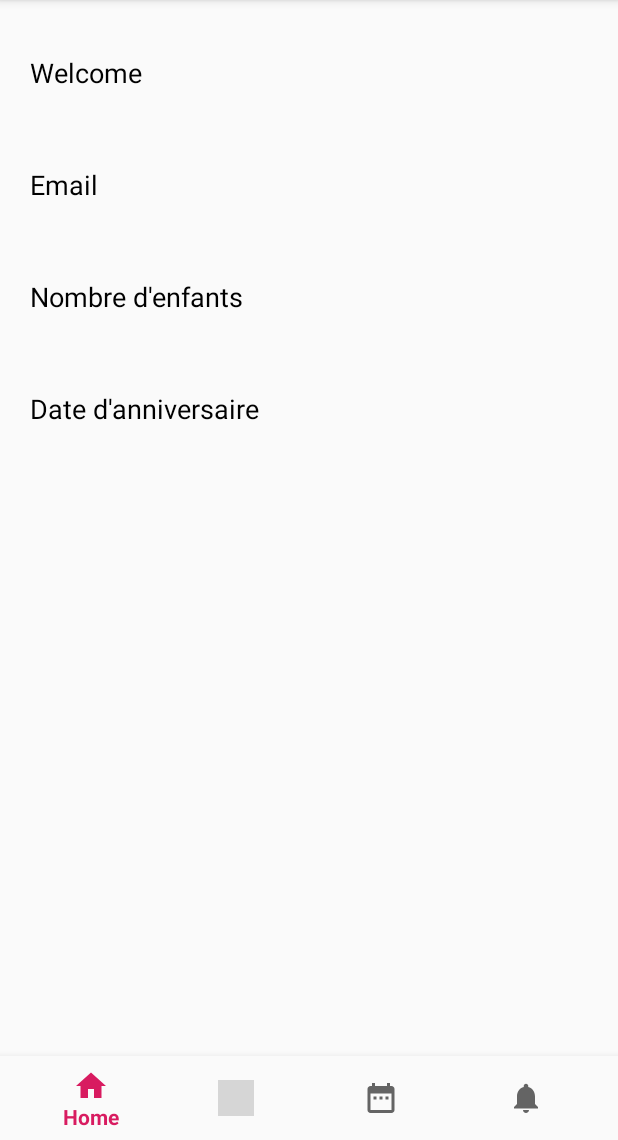
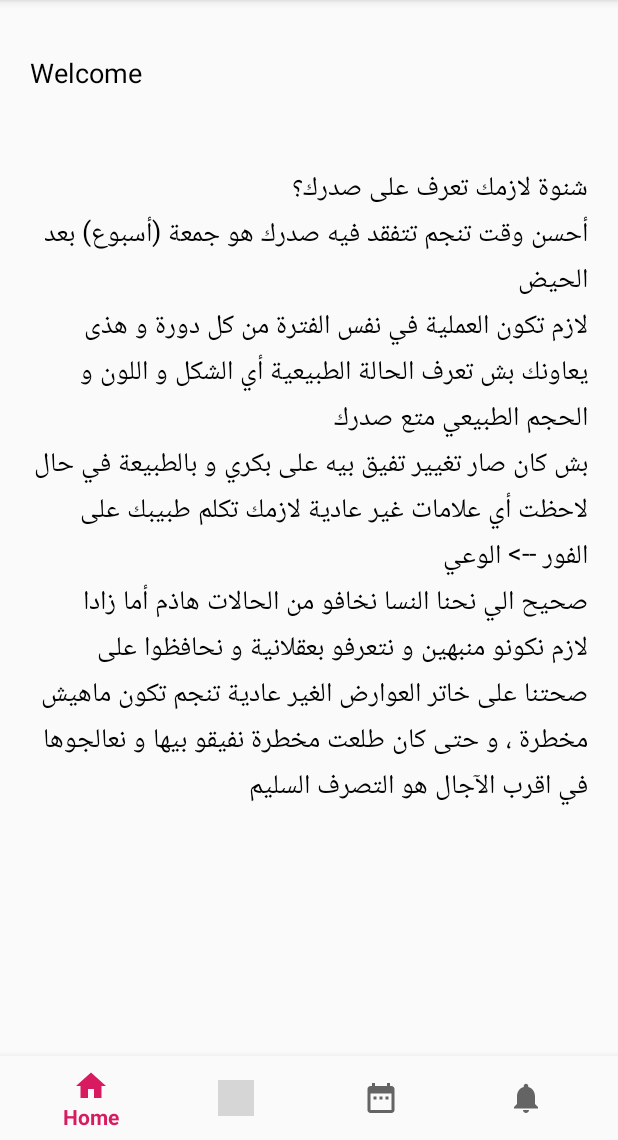
Before and after one commit to sana-haouala/zoozfmt, an Android app: the ClientProfileActivity screen opened directly, with no data from a screen before it, on a phone screen of 412 x 824 dp, the part 96-1236 px from its top. Run offline under Robolectric (Android 15) with nearby library versions, the phone set to English and light mode, and no system bars; our stand-ins replace Firebase (no records; nobody signed in at launch, a user with empty details on screens opened directly); libraries missing offline, so code that uses them is left out: com.facebook, com.facebook.login; grey boxes are pictures that could not be loaded.

Commit message:
Add zooz project

```diff
--- a/app/src/main/java/tn/rnu/fmt/zoozfmt/Client/ClientPeriodActivity.java
+++ b/app/src/main/java/tn/rnu/fmt/zoozfmt/Client/ClientPeriodActivity.java
@@ -82,6 +82,7 @@ public class ClientPeriodActivity extends AppCompatActivity {
         compactCalendar.setListener(new CompactCalendarView.CompactCalendarViewListener() {
             @Override
             public void onDayClick(Date dateClicked) {
+
                 if ((ContextCompat.checkSelfPermission(ClientPeriodActivity.this,
                         Manifest.permission.READ_CALENDAR) == PackageManager.PERMISSION_GRANTED)
                         &&
--- a/app/src/main/java/tn/rnu/fmt/zoozfmt/Client/ClientPeriodDetailsActivity.java
+++ b/app/src/main/java/tn/rnu/fmt/zoozfmt/Client/ClientPeriodDetailsActivity.java
@@ -62,11 +62,11 @@ public class ClientPeriodDetailsActivity extends AppCompatActivity {
         DatabaseReference mLengthCy = mChildRef.child("Length Cycle");
         String num2 = cycleLength.getNumber();
         mLengthCy.setValue(num2);
-        mProgressDialog.dismiss();
         Intent intent = new Intent(this,ClientPeriodActivity.class);
         intent.putExtra("key",key);
         intent.putExtra("periodLength",Integer.parseInt(num1));
         intent.putExtra("cycleLength",Integer.parseInt(num2));
         startActivity(intent);
+        mProgressDialog.dismiss();
     }
 }
--- a/app/src/main/java/tn/rnu/fmt/zoozfmt/Client/ClientProfileActivity.java
+++ b/app/src/main/java/tn/rnu/fmt/zoozfmt/Client/ClientProfileActivity.java
@@ -69,11 +69,11 @@ public class ClientProfileActivity extends AppCompatActivity {
 
         key = intent.getStringExtra("key");
 
-        /*eName.setText(getString(R.string.description_title));
-        eEmail.setText(getString(R.string.first_tip));
-        eBirthday.setText(getString(R.string.second_tip));
-        ePhone.setText(getString(R.string.third_tip));
-        eNbChildren.setText(getString(R.string.conclusion));*/
+        eEmail.setText("شنوة لازمك تعرف على صدرك؟"+"\n"+
+        "أحسن وقت تنجم تتفقد فيه صدرك هو جمعة (أسبوع) بعد الحيض"+"\n"+
+        "لازم تكون العملية في نفس الفترة من كل دورة و هذى يعاونك بش تعرف الحالة الطبيعية أي الشكل و اللون و الحجم الطبيعي متع صدرك"+"\n"+
+        "بش كان صار تغيير تفيق بيه على بكري و بالطبيعة في حال لاحظت أي علامات غير عادية لازمك تكلم طبيبك على الفور --> الوعي"+"\n"+
+        "صحيح الي نحنا النسا نخافو من الحالات هاذم أما زادا لازم نكونو منبهين و نتعرفو بعقلانية و نحافظوا على صحتنا على خاتر العوارض الغير عادية تنجم تكون ماهيش مخطرة ، و حتى كان طلعت مخطرة نفيقو بيها و نعالجوها في اقرب الآجال هو التصرف السليم");
     }
 
     @Override
@@ -100,6 +100,4 @@ public class ClientProfileActivity extends AppCompatActivity {
 
         return super.onOptionsItemSelected(item);
     }
-
-
 }
--- a/app/src/main/res/layout/activity_client_profile.xml
+++ b/app/src/main/res/layout/activity_client_profile.xml
@@ -49,7 +49,6 @@
                 android:layout_width="wrap_content"
                 android:layout_height="wrap_content"
                 android:textAppearance="?android:attr/textAppearanceMedium"
-                android:text="Email"
                 android:id="@+id/account_email"
                 android:layout_below="@+id/account_login"
                 android:textColor="#000"
@@ -59,7 +58,6 @@
                 android:layout_width="wrap_content"
                 android:layout_height="wrap_content"
                 android:textAppearance="?android:attr/textAppearanceMedium"
-                android:text="Nombre d'enfants"
                 android:id="@+id/account_nbchildren"
                 android:layout_below="@+id/account_email"
                 android:textColor="#000"
@@ -69,7 +67,6 @@
                 android:layout_width="wrap_content"
                 android:layout_height="wrap_content"
                 android:textAppearance="?android:attr/textAppearanceMedium"
-                android:text="Date d'anniversaire"
                 android:id="@+id/account_birthday"
                 android:layout_below="@+id/account_nbchildren"
                 android:textColor="#000"
```
Also changed, not shown: app/src/main/java/tn/rnu/fmt/zoozfmt/Admin/AdminProfileActivity.java (+0 -7 lines).
